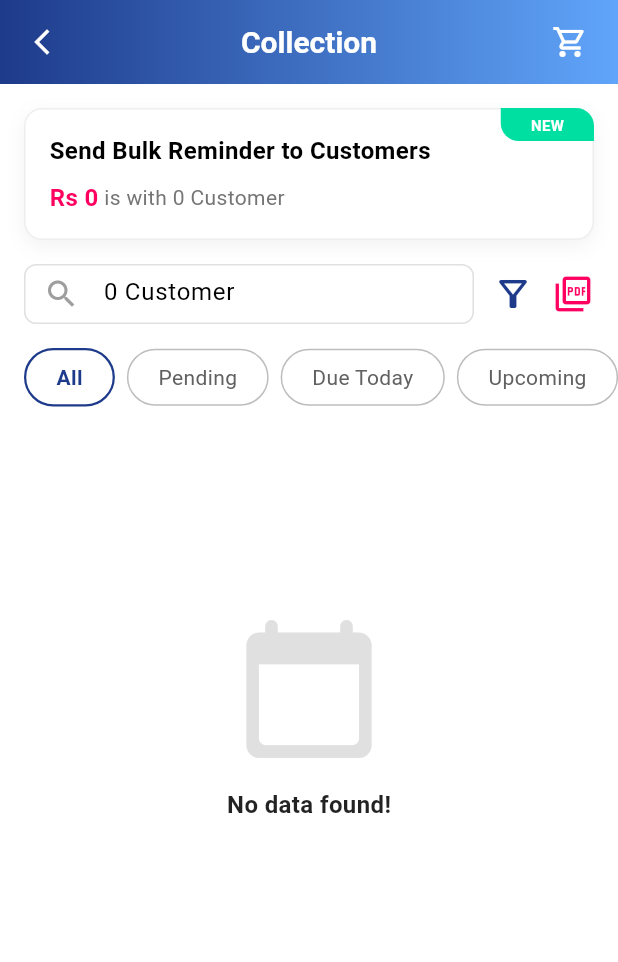
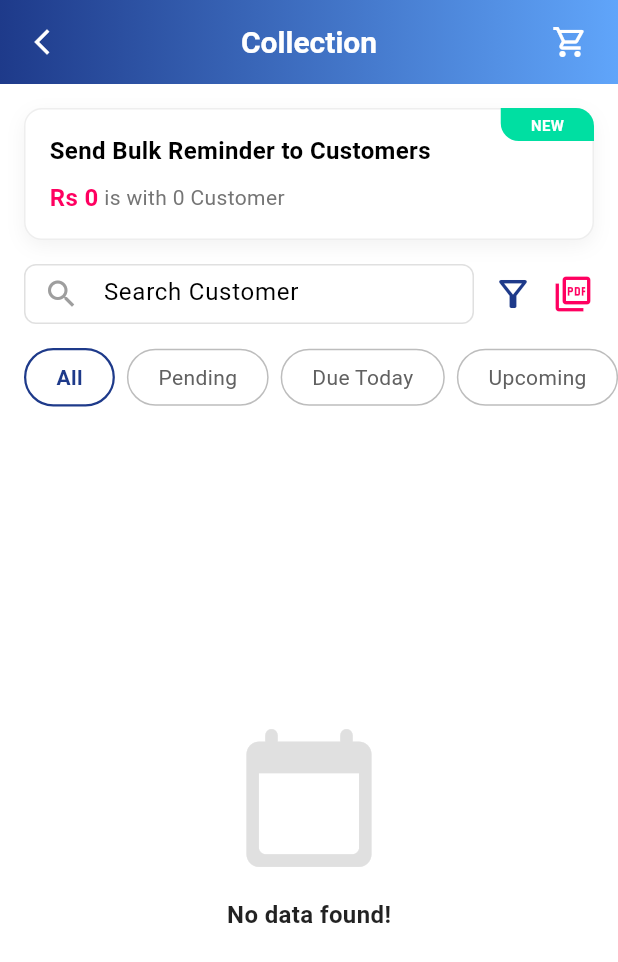
Before and after one commit to ayeshazafar-az/digikhata_clone, a Flutter app: the CollectionScreen screen opened directly, on a phone screen of 412 x 824 dp. Shown: the top 962 px of the screen. Run offline on Flutter 3.47's test engine with Material 3 defaults, Android fonts, the phone set to English and light mode, and no system bars; our stand-ins replace country_code_picker, firebase_core, firebase_messaging, fl_chart, flutter_contacts, flutter_riverpod and 13 more; missing offline and left inert: excel; accounts and stored records are empty; generated files the repository leaves out were written again.

Commit message:
feat: implement customer module routing and screens with parties provider integration

```diff
--- a/lib/core/router/app_router.dart
+++ b/lib/core/router/app_router.dart
@@ -20,6 +20,7 @@ import '../../features/admin/presentation/screens/admin_dashboard_screen.dart';
 import '../../features/admin/presentation/screens/admin_users_screen.dart';
 import '../../features/customers/presentation/screens/customer_list_screen.dart';
 import '../../features/customers/presentation/screens/add_party_screen.dart';
+import '../../features/customers/presentation/screens/collection_screen.dart';
 import '../../features/cashbook/presentation/screens/cashbook_screen.dart';
 import '../../features/stock/presentation/screens/stock_book_screen.dart';
 import '../../features/billing/presentation/screens/bill_book_screen.dart';
--- a/lib/features/customers/presentation/screens/all_transactions_screen.dart
+++ b/lib/features/customers/presentation/screens/all_transactions_screen.dart
@@ -119,6 +119,7 @@ class AllTransactionsScreen extends StatelessWidget {
                 ),
               ),
             ),
+          ],
         ),
       ),
     );
--- a/lib/features/customers/presentation/screens/collection_screen.dart
+++ b/lib/features/customers/presentation/screens/collection_screen.dart
@@ -1,12 +1,24 @@
 import 'package:flutter/material.dart';
+import 'package:flutter_riverpod/flutter_riverpod.dart';
 import 'package:go_router/go_router.dart';
 import '../../../../app/theme.dart';
+import '../../providers/parties_provider.dart';
 
-class CollectionScreen extends StatelessWidget {
+class CollectionScreen extends ConsumerStatefulWidget {
   const CollectionScreen({super.key});
 
   @override
+  ConsumerState<CollectionScreen> createState() => _CollectionScreenState();
+}
+
+class _CollectionScreenState extends ConsumerState<CollectionScreen> {
+  String _searchQuery = '';
+  String _selectedFilter = 'All';
+
+  @override
   Widget build(BuildContext context) {
+    final partiesState = ref.watch(partiesProvider);
+    final balancesState = ref.watch(partyBalancesProvider);
     return Scaffold(
       backgroundColor: Colors.white,
       appBar: AppBar(
@@ -63,7 +75,17 @@ class CollectionScreen extends StatelessWidget {
                   ],
                   border: Border.all(color: Colors.grey.shade200),
                 ),
-                child: Row(
+                child: partiesState.maybeWhen(
+                  data: (parties) {
+                    final balances = balancesState.value ?? {};
+                    final pendingCustomers = parties
+                        .where((p) =>
+                            p.type == 'customer' &&
+                            (balances[p.remoteId] ?? 0) > 0)
+                        .toList();
+                    final totalAmount = pendingCustomers.fold(
+                        0.0, (sum, p) => sum + (balances[p.remoteId] ?? 0));
+                    return Row(
                       mainAxisAlignment: MainAxisAlignment.spaceBetween,
                       children: [
                         Column(
@@ -75,18 +97,24 @@ class CollectionScreen extends StatelessWidget {
                             const SizedBox(height: 8),
                             Row(
                               children: [
-                            const Text('Rs 0',
-                                style: TextStyle(
+                                Text('Rs ${totalAmount.toInt()}',
+                                    style: const TextStyle(
                                         color: AppTheme.dangerRed,
                                         fontWeight: FontWeight.bold,
                                         fontSize: 16)),
-                            Text(' is with 0 Customer',
-                                style: TextStyle(color: Colors.grey.shade600)),
+                                Text(
+                                    ' is with ${pendingCustomers.length} Customer',
+                                    style:
+                                        TextStyle(color: Colors.grey.shade600)),
                               ],
                             ),
                           ],
                         ),
                       ],
+                    );
+                  },
+                  orElse: () =>
+                      const Center(child: CircularProgressIndicator()),
                 ),
               ),
               // "NEW" Ribbon
@@ -126,9 +154,11 @@ class CollectionScreen extends StatelessWidget {
                       borderRadius: BorderRadius.circular(8),
                       border: Border.all(color: Colors.grey.shade300),
                     ),
-                    child: const TextField(
-                      decoration: InputDecoration(
-                        hintText: '0 Customer',
+                    child: TextField(
+                      onChanged: (val) =>
+                          setState(() => _searchQuery = val.toLowerCase()),
+                      decoration: const InputDecoration(
+                        hintText: 'Search Customer',
                         prefixIcon: Icon(Icons.search, color: Colors.grey),
                         border: InputBorder.none,
                         contentPadding: EdgeInsets.symmetric(vertical: 10),
@@ -154,7 +184,7 @@ class CollectionScreen extends StatelessWidget {
             padding: const EdgeInsets.symmetric(horizontal: 16),
             child: Row(
               children: [
-                _buildFilterChip('All', isSelected: true),
+                _buildFilterChip('All'),
                 _buildFilterChip('Pending'),
                 _buildFilterChip('Due Today'),
                 _buildFilterChip('Upcoming'),
@@ -162,10 +192,27 @@ class CollectionScreen extends StatelessWidget {
             ),
           ),
 
-          const Spacer(),
+          const SizedBox(height: 8),
 
-          // Empty State Data
-          Column(
+          Expanded(
+            child: partiesState.when(
+              loading: () => const Center(child: CircularProgressIndicator()),
+              error: (err, stack) => Center(child: Text('Error: $err')),
+              data: (parties) {
+                final balances = balancesState.value ?? {};
+                var pendingCustomers = parties
+                    .where((p) =>
+                        p.type == 'customer' && (balances[p.remoteId] ?? 0) > 0)
+                    .toList();
+
+                if (_searchQuery.isNotEmpty) {
+                  pendingCustomers = pendingCustomers
+                      .where((p) => p.name.toLowerCase().contains(_searchQuery))
+                      .toList();
+                }
+
+                if (pendingCustomers.isEmpty) {
+                  return Column(
                     mainAxisAlignment: MainAxisAlignment.center,
                     children: [
                       Icon(Icons.calendar_today_rounded,
@@ -177,16 +224,58 @@ class CollectionScreen extends StatelessWidget {
                               fontWeight: FontWeight.bold,
                               color: Colors.black87)),
                     ],
+                  );
+                }
+
+                return ListView.separated(
+                  itemCount: pendingCustomers.length,
+                  separatorBuilder: (context, index) =>
+                      Divider(color: Colors.grey.shade200, height: 1),
+                  itemBuilder: (context, index) {
+                    final party = pendingCustomers[index];
+                    return ListTile(
+                      onTap: () => context.push('/customer_ledger/${party.id}'),
+                      leading: CircleAvatar(
+                        backgroundColor:
+                            AppTheme.primaryBlue.withValues(alpha: 0.1),
+                        child: Text(party.name.substring(0, 1).toUpperCase(),
+                            style:
+                                const TextStyle(color: AppTheme.primaryBlue)),
                       ),
-
-          const Spacer(flex: 2),
+                      title: Text(party.name,
+                          style: const TextStyle(fontWeight: FontWeight.w500)),
+                      subtitle: Text(party.phone ?? '',
+                          style: TextStyle(
+                              color: Colors.grey.shade600, fontSize: 13)),
+                      trailing: Column(
+                        mainAxisAlignment: MainAxisAlignment.center,
+                        crossAxisAlignment: CrossAxisAlignment.end,
+                        children: [
+                          Text('Rs ${balances[party.remoteId] ?? 0}',
+                              style: const TextStyle(
+                                  color: AppTheme.dangerRed,
+                                  fontWeight: FontWeight.bold)),
+                          Text('Due',
+                              style: TextStyle(
+                                  fontSize: 12, color: Colors.grey.shade600)),
+                        ],
+                      ),
+                    );
+                  },
+                );
+              },
+            ),
+          ),
         ],
       ),
     );
   }
 
-  Widget _buildFilterChip(String label, {bool isSelected = false}) {
-    return Container(
+  Widget _buildFilterChip(String label) {
+    bool isSelected = _selectedFilter == label;
+    return GestureDetector(
+      onTap: () => setState(() => _selectedFilter = label),
+      child: Container(
         margin: const EdgeInsets.only(right: 8),
         padding: const EdgeInsets.symmetric(horizontal: 20, vertical: 8),
         decoration: BoxDecoration(
@@ -203,6 +292,7 @@ class CollectionScreen extends StatelessWidget {
             fontWeight: isSelected ? FontWeight.bold : FontWeight.normal,
           ),
         ),
+      ),
     );
   }
 }
--- a/lib/features/customers/providers/parties_provider.dart
+++ b/lib/features/customers/providers/parties_provider.dart
@@ -16,6 +16,33 @@ final activeBusinessProvider = FutureProvider<String?>((ref) async {
       .limit(1)
       .maybeSingle();
   return data != null ? data['id'] as String? : null;
+});
+
+});
+
+final partyBalancesProvider = FutureProvider<Map<String, double>>((ref) async {
+  final supabase = Supabase.instance.client;
+  final businessId = ref.watch(activeBusinessProvider).value;
+  if (businessId == null) return {};
+
+  final response = await supabase
+      .from('ledger_entries')
+      .select('party_id, amount, entry_type, parties!inner(business_id)')
+      .eq('parties.business_id', businessId);
+
+  Map<String, double> balances = {};
+  for (var entry in response) {
+    final String pId = entry['party_id'] as String;
+    final double amount = (entry['amount'] as num).toDouble();
+    final String type = entry['entry_type'] as String;
+
+    if (type == 'credit') {
+      balances[pId] = (balances[pId] ?? 0) + amount;
+    } else {
+      balances[pId] = (balances[pId] ?? 0) - amount;
+    }
+  }
+  return balances;
 });
 
 final partiesProvider =
```
Also changed, not shown: lib/features/customers/presentation/screens/customer_list_screen.dart (+48 -0 lines). Lines whose indentation alone changed are shown as unchanged.
